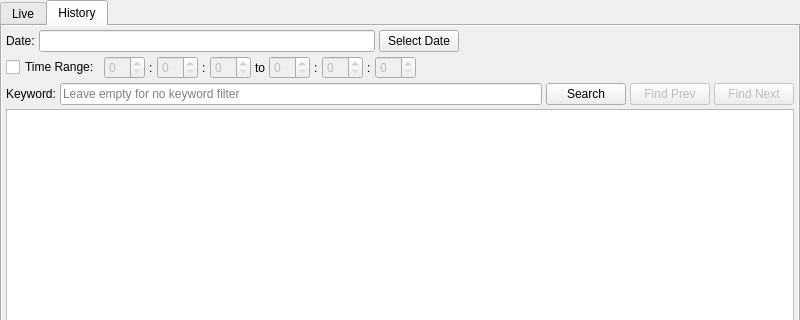
Old version of the form OHB80PortMonitor_V_1_0_0/ui/customwidget/communicateloggerwidget/communicateloggerwidget.ui in the repository Simon2817/OHB80PortMonitor; both pictures show x 0 to 800 and y 0 to 320 of the 800 by 600 pixel window.
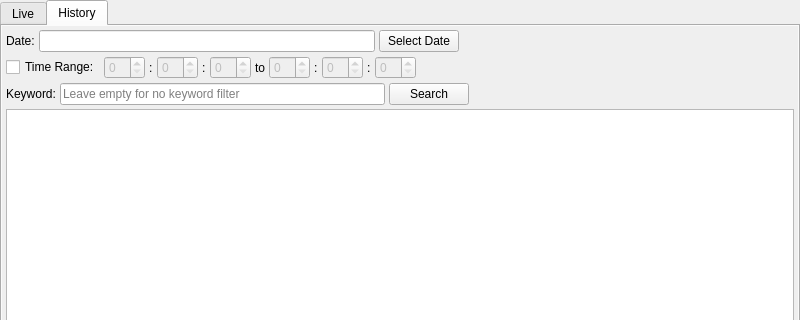
New version of the form. The open tabs and pages were chosen to show the change.

Commit message: 通讯信号日志ui界面调整

Diff of the .ui file:
```diff
--- a/OHB80PortMonitor_V_1_0_0/ui/customwidget/communicateloggerwidget/communicateloggerwidget.ui
+++ b/OHB80PortMonitor_V_1_0_0/ui/customwidget/communicateloggerwidget/communicateloggerwidget.ui
@@ -291,24 +291,17 @@
           </widget>
          </item>
          <item>
-          <widget class="QPushButton" name="findPrevBtn">
-           <property name="enabled">
-            <bool>false</bool>
+          <spacer name="horizontalSpacer">
+           <property name="orientation">
+            <enum>Qt::Horizontal</enum>
            </property>
-           <property name="text">
-            <string>Find Prev</string>
+           <property name="sizeHint" stdset="0">
+            <size>
+             <width>40</width>
+             <height>20</height>
+            </size>
            </property>
-          </widget>
-         </item>
-         <item>
-          <widget class="QPushButton" name="findNextBtn">
-           <property name="enabled">
-            <bool>false</bool>
-           </property>
-           <property name="text">
-            <string>Find Next</string>
-           </property>
-          </widget>
+          </spacer>
          </item>
         </layout>
        </item>
```
Left out of the diff: 2 changed lines with no effect on the pictures. The commit also changes 2 other files.
